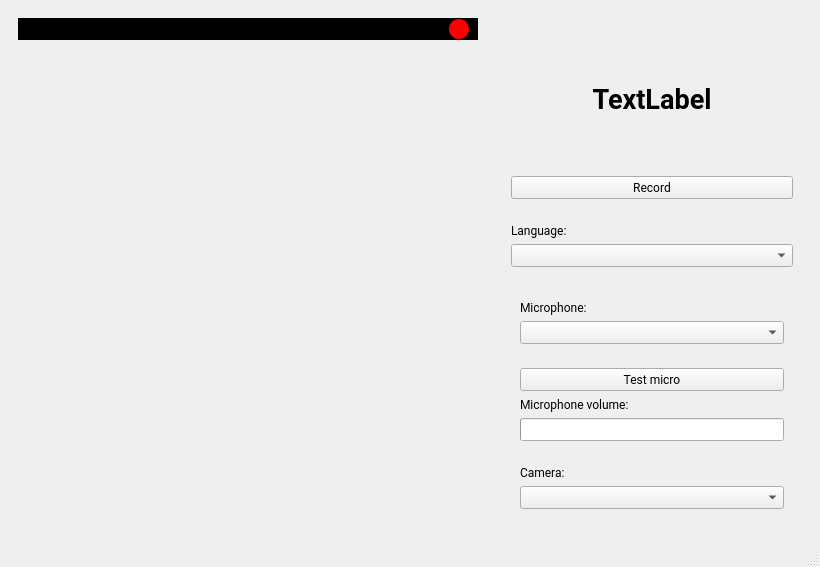
Qt form acquisition_project/acquisition/ui/main_pyside.ui (Yoan-Lespessailles/acquisition_donnees) before a commit.
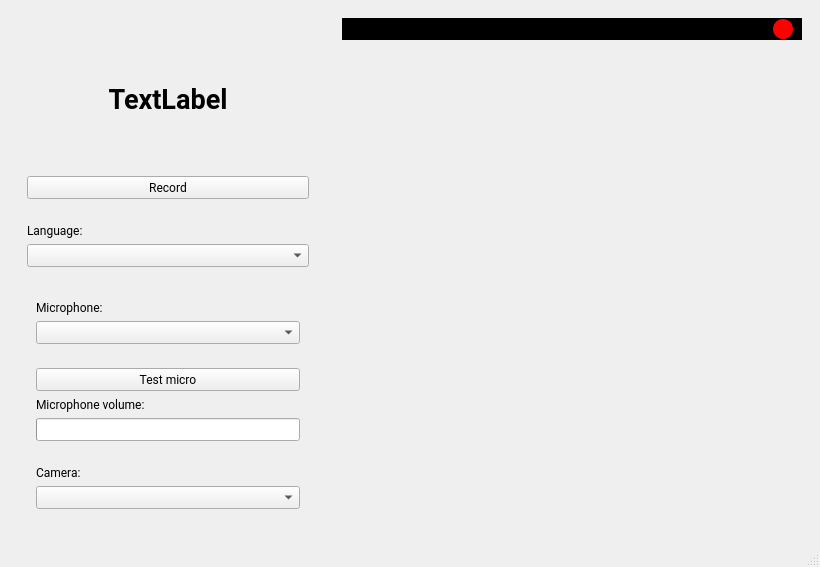
The same form after that commit.

What changed in the file:
```diff
--- a/acquisition_project/acquisition/ui/main_pyside.ui
+++ b/acquisition_project/acquisition/ui/main_pyside.ui
@@ -17,116 +17,7 @@
    <string notr="true"/>
   </property>
   <widget class="QWidget" name="centralwidget">
-   <layout class="QHBoxLayout" name="horizontalLayout_3" stretch="3,2">
-    <item>
-     <widget class="QWidget" name="area_video" native="true">
-      <property name="sizePolicy">
-       <sizepolicy hsizetype="Ignored" vsizetype="Expanding">
-        <horstretch>0</horstretch>
-        <verstretch>0</verstretch>
-       </sizepolicy>
-      </property>
-      <layout class="QVBoxLayout" name="verticalLayout_3" stretch="0,0">
-       <property name="spacing">
-        <number>0</number>
-       </property>
-       <item>
-        <widget class="QWidget" name="area_record" native="true">
-         <property name="sizePolicy">
-          <sizepolicy hsizetype="Preferred" vsizetype="Preferred">
-           <horstretch>0</horstretch>
-           <verstretch>0</verstretch>
-          </sizepolicy>
-         </property>
-         <property name="styleSheet">
-          <string notr="true">background-color: black;</string>
-         </property>
-         <layout class="QHBoxLayout" name="horizontalLayout_4" stretch="0,0,0">
-          <property name="spacing">
-           <number>6</number>
-          </property>
-          <property name="leftMargin">
-           <number>9</number>
-          </property>
-          <property name="topMargin">
-           <number>0</number>
-          </property>
-          <property name="rightMargin">
-           <number>9</number>
-          </property>
-          <property name="bottomMargin">
-           <number>0</number>
-          </property>
-          <item>
-           <widget class="QLabel" name="label_record_timer">
-            <property name="font">
-             <font>
-              <family>Roboto</family>
-              <bold>true</bold>
-             </font>
-            </property>
-            <property name="styleSheet">
-             <string notr="true">color: white;
-border-radius: 6px;
-padding: 4px 8px;</string>
-            </property>
-            <property name="text">
-             <string/>
-            </property>
-           </widget>
-          </item>
-          <item>
-           <spacer name="horizontalSpacer">
-            <property name="orientation">
-             <enum>Qt::Orientation::Horizontal</enum>
-            </property>
-            <property name="sizeHint" stdset="0">
-             <size>
-              <width>411</width>
-              <height>20</height>
-             </size>
-            </property>
-           </spacer>
-          </item>
-          <item>
-           <widget class="QLabel" name="label_record_dot">
-            <property name="minimumSize">
-             <size>
-              <width>20</width>
-              <height>20</height>
-             </size>
-            </property>
-            <property name="maximumSize">
-             <size>
-              <width>20</width>
-              <height>20</height>
-             </size>
-            </property>
-            <property name="styleSheet">
-             <string notr="true">background-color: red;
-border-radius: 10px;</string>
-            </property>
-            <property name="text">
-             <string/>
-            </property>
-           </widget>
-          </item>
-         </layout>
-        </widget>
-       </item>
-       <item>
-        <widget class="QWidget" name="area_preview" native="true">
-         <property name="sizePolicy">
-          <sizepolicy hsizetype="Expanding" vsizetype="Expanding">
-           <horstretch>0</horstretch>
-           <verstretch>0</verstretch>
-          </sizepolicy>
-         </property>
-        </widget>
-       </item>
-      </layout>
-     </widget>
-    </item>
+   <layout class="QHBoxLayout" name="horizontalLayout_2" stretch="2,3">
     <item>
      <widget class="QWidget" name="area_menu" native="true">
       <property name="sizePolicy">
@@ -413,6 +304,115 @@
       </layout>
      </widget>
     </item>
+    <item>
+     <widget class="QWidget" name="area_video" native="true">
+      <property name="sizePolicy">
+       <sizepolicy hsizetype="Ignored" vsizetype="Expanding">
+        <horstretch>0</horstretch>
+        <verstretch>0</verstretch>
+       </sizepolicy>
+      </property>
+      <layout class="QVBoxLayout" name="verticalLayout_3" stretch="0,0">
+       <property name="spacing">
+        <number>0</number>
+       </property>
+       <item>
+        <widget class="QWidget" name="area_record" native="true">
+         <property name="sizePolicy">
+          <sizepolicy hsizetype="Preferred" vsizetype="Preferred">
+           <horstretch>0</horstretch>
+           <verstretch>0</verstretch>
+          </sizepolicy>
+         </property>
+         <property name="styleSheet">
+          <string notr="true">background-color: black;</string>
+         </property>
+         <layout class="QHBoxLayout" name="horizontalLayout_4" stretch="0,0,0">
+          <property name="spacing">
+           <number>6</number>
+          </property>
+          <property name="leftMargin">
+           <number>9</number>
+          </property>
+          <property name="topMargin">
+           <number>0</number>
+          </property>
+          <property name="rightMargin">
+           <number>9</number>
+          </property>
+          <property name="bottomMargin">
+           <number>0</number>
+          </property>
+          <item>
+           <widget class="QLabel" name="label_record_timer">
+            <property name="font">
+             <font>
+              <family>Roboto</family>
+              <bold>true</bold>
+             </font>
+            </property>
+            <property name="styleSheet">
+             <string notr="true">color: white;
+border-radius: 6px;
+padding: 4px 8px;</string>
+            </property>
+            <property name="text">
+             <string/>
+            </property>
+           </widget>
+          </item>
+          <item>
+           <spacer name="horizontalSpacer">
+            <property name="orientation">
+             <enum>Qt::Orientation::Horizontal</enum>
+            </property>
+            <property name="sizeHint" stdset="0">
+             <size>
+              <width>411</width>
+              <height>20</height>
+             </size>
+            </property>
+           </spacer>
+          </item>
+          <item>
+           <widget class="QLabel" name="label_record_dot">
+            <property name="minimumSize">
+             <size>
+              <width>20</width>
+              <height>20</height>
+             </size>
+            </property>
+            <property name="maximumSize">
+             <size>
+              <width>20</width>
+              <height>20</height>
+             </size>
+            </property>
+            <property name="styleSheet">
+             <string notr="true">background-color: red;
+border-radius: 10px;</string>
+            </property>
+            <property name="text">
+             <string/>
+            </property>
+           </widget>
+          </item>
+         </layout>
+        </widget>
+       </item>
+       <item>
+        <widget class="QWidget" name="area_preview" native="true">
+         <property name="sizePolicy">
+          <sizepolicy hsizetype="Expanding" vsizetype="Expanding">
+           <horstretch>0</horstretch>
+           <verstretch>0</verstretch>
+          </sizepolicy>
+         </property>
+        </widget>
+       </item>
+      </layout>
+     </widget>
+    </item>
    </layout>
   </widget>
   <widget class="QMenuBar" name="menubar">
```
